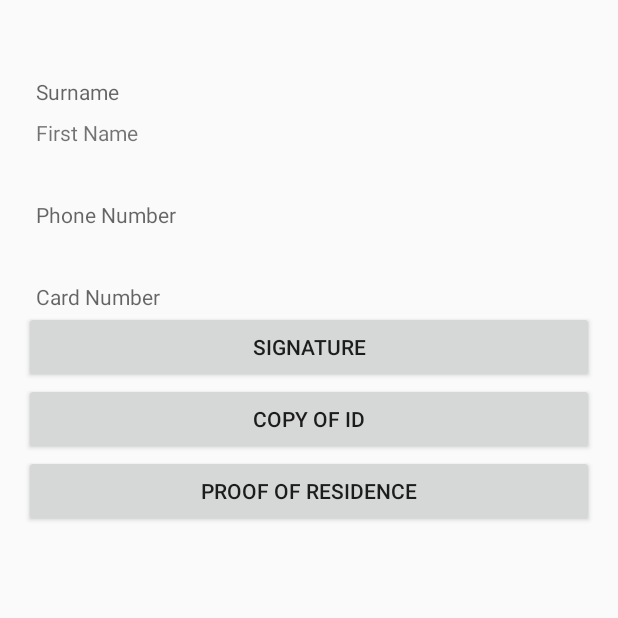
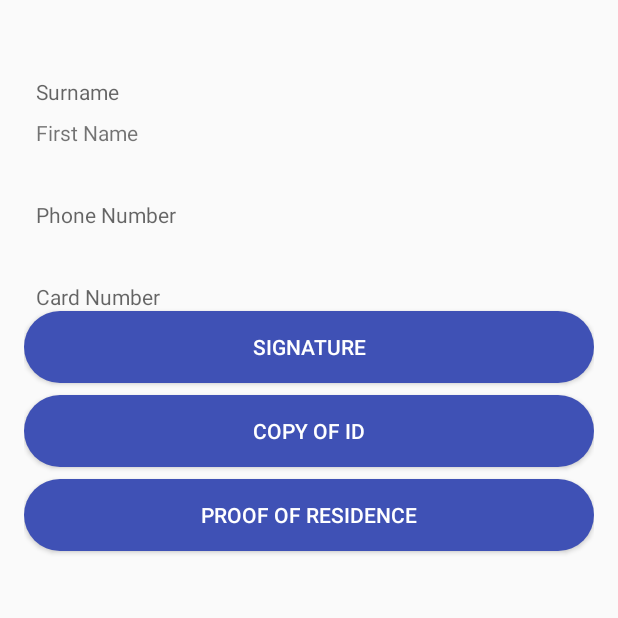
Before and after one commit to tdhlakama/omni, an Android app: the AccountActivity screen opened directly, with no data from a screen before it, after a tap on "SAVE", on a phone screen of 412 x 824 dp, the top half of it. Run offline under Robolectric (Android 15) with nearby library versions, the phone set to English and light mode, and no system bars; our stand-ins replace Dagger/Hilt's generated code, Room's generated code.

Commit message:
add button styles

```diff
--- /dev/null
+++ b/app/src/main/res/drawable-v24/round_button_primary.xml
@@ -0,0 +1,6 @@
+<?xml version="1.0" encoding="utf-8"?>
+<shape xmlns:android="http://schemas.android.com/apk/res/android"
+    android:shape="rectangle">
+    <corners android:radius="25dp" />
+    <solid android:color="@color/colorPrimary" />
+</shape>
--- /dev/null
+++ b/app/src/main/res/drawable-v24/round_button_secondary.xml
@@ -0,0 +1,6 @@
+<?xml version="1.0" encoding="utf-8"?>
+<shape xmlns:android="http://schemas.android.com/apk/res/android"
+    android:shape="rectangle">
+    <corners android:radius="25dp" />
+    <solid android:color="@color/colorPrimary" />
+</shape>
--- a/app/src/main/res/layout/account_activity.xml
+++ b/app/src/main/res/layout/account_activity.xml
@@ -135,7 +135,8 @@
 
     <Button
         android:id="@+id/btn_save"
-        android:layout_width="wrap_content"
+        style="@style/AppTheme.PrimaryButton"
+        android:layout_width="match_parent"
         android:layout_height="wrap_content"
         android:layout_marginEnd="8dp"
         android:layout_marginStart="8dp"
--- a/app/src/main/res/layout/account_detail_activity.xml
+++ b/app/src/main/res/layout/account_detail_activity.xml
@@ -77,21 +77,27 @@
         android:hint="Card Number" />
 
     <Button
+        style="@style/AppTheme.PrimaryButton"
         android:id="@+id/btn_upload_image"
         android:layout_width="match_parent"
         android:layout_height="wrap_content"
         android:text="Signature" />
 
     <Button
+        style="@style/AppTheme.PrimaryButton"
         android:id="@+id/btn_upload_copy_of_id"
         android:layout_width="match_parent"
         android:layout_height="wrap_content"
-        android:text="Copy of Id" />
+        android:layout_marginTop="8dp"
+        android:text="Copy of Id"
+      />
 
     <Button
+        style="@style/AppTheme.PrimaryButton"
         android:id="@+id/btn_upload_proof_of_residence"
         android:layout_width="match_parent"
         android:layout_height="wrap_content"
+        android:layout_marginTop="8dp"
         android:text="Proof of Residence" />
 
 </LinearLayout>
--- a/app/src/main/res/layout/signature_activity.xml
+++ b/app/src/main/res/layout/signature_activity.xml
@@ -48,6 +48,7 @@
 
         <Button
             android:id="@+id/clear_button"
+            style="@style/AppTheme.PrimaryButton"
             android:layout_width="0dp"
             android:layout_weight="1"
             android:layout_height="wrap_content"
@@ -56,6 +57,7 @@
 
         <Button
             android:id="@+id/save_button"
+            style="@style/AppTheme.PrimaryButton"
             android:layout_width="0dp"
             android:layout_weight="1"
             android:layout_height="wrap_content"
--- a/app/src/main/res/layout/upload_document_activity.xml
+++ b/app/src/main/res/layout/upload_document_activity.xml
@@ -18,13 +18,17 @@
 
     <Button
         android:id="@+id/pick_img"
+        style="@style/AppTheme.PrimaryButton"
         android:layout_width="match_parent"
         android:layout_height="wrap_content"
+        android:layout_marginTop="8dp"
         android:text="Pick Image" />
 
     <Button
         android:id="@+id/upload"
+        style="@style/AppTheme.PrimaryButton"
         android:layout_width="match_parent"
         android:layout_height="wrap_content"
+        android:layout_marginTop="8dp"
         android:text="Upload" />
 </LinearLayout>
--- a/app/src/main/res/layout/upload_list_activity.xml
+++ b/app/src/main/res/layout/upload_list_activity.xml
@@ -37,6 +37,7 @@
 
     <Button
         android:id="@+id/button"
+        style="@style/AppTheme.PrimaryButton"
         android:layout_width="wrap_content"
         android:layout_height="wrap_content"
         android:layout_marginEnd="8dp"
--- a/app/src/main/res/values/colors.xml
+++ b/app/src/main/res/values/colors.xml
@@ -3,4 +3,6 @@
     <color name="colorPrimary">#3F51B5</color>
     <color name="colorPrimaryDark">#303F9F</color>
     <color name="colorAccent">#FF4081</color>
+    <color name="colorTertiary">#A9A9A9</color>
+    <color name="colorSecondary">#2e7d32</color>
 </resources>
--- a/app/src/main/res/values/styles.xml
+++ b/app/src/main/res/values/styles.xml
@@ -17,4 +17,22 @@
 
     <style name="AppTheme.PopupOverlay" parent="ThemeOverlay.AppCompat.Light" />
 
+    <style name="AppTheme.PrimaryButton" parent="Widget.AppCompat.Button.Colored">
+        <item name="colorButtonNormal">@color/colorPrimary</item>
+        <item name="android:textColor">@android:color/white</item>
+        <item name="android:background">@drawable/round_button_secondary</item>
+    </style>
+
+    <style name="AppTheme.TertiaryButton" parent="Widget.AppCompat.Button.Colored">
+        <item name="colorButtonNormal">@color/colorTertiary</item>
+        <item name="android:textColor">@color/colorTertiary</item>
+        <item name="android:background">@drawable/round_button_tertiary</item>
+    </style>
+
+    <style name="AppTheme.SecondaryButton" parent="Widget.AppCompat.Button.Colored">
+        <item name="colorButtonNormal">@color/colorSecondary</item>
+        <item name="android:textColor">@android:color/white</item>
+        <item name="android:background">@drawable/round_button_tertiary</item>
+    </style>
+
 </resources>
```
Also changed, not shown: app/src/main/res/drawable-v24/round_button_tertiary.xml (added, +7 -0 lines), app/src/main/res/layout/activity_main.xml (+15 -16 lines).
